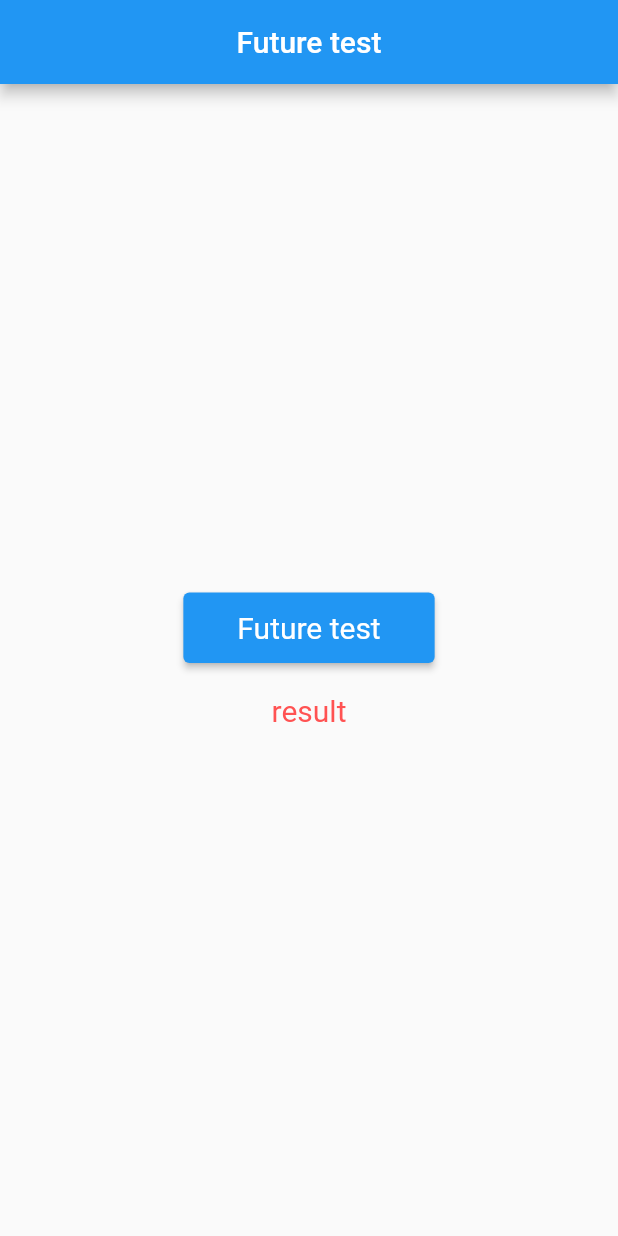
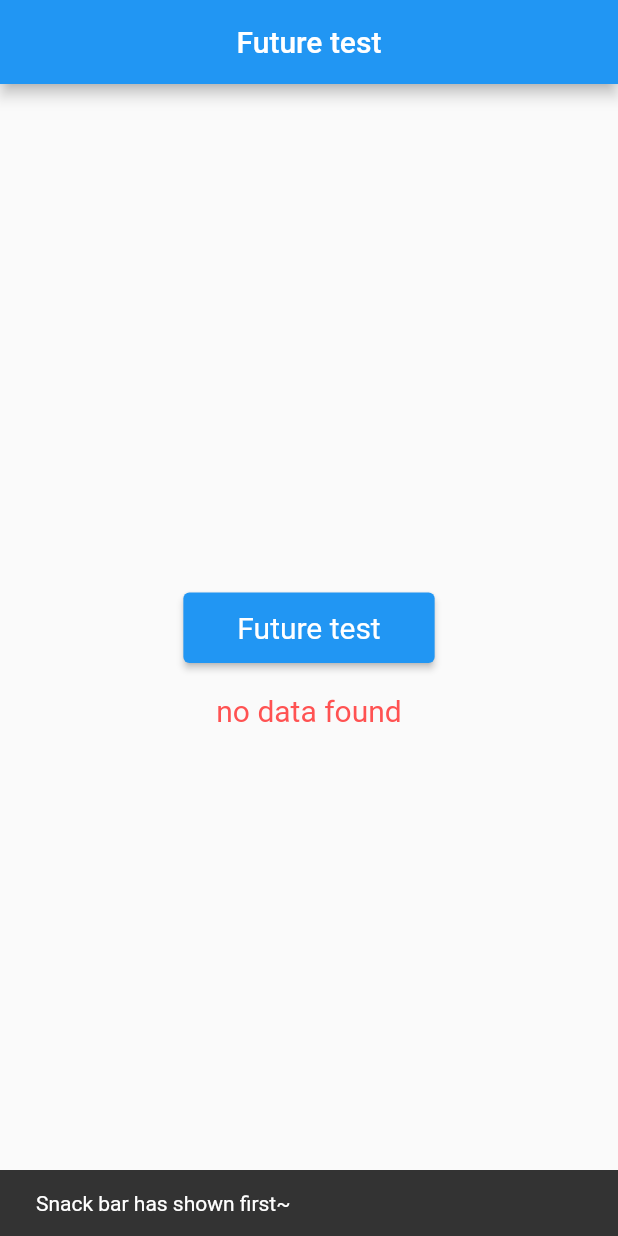
Before and after one commit to gandalgom/chef-future-lotto, a Flutter app: the screen it shows after launch, after a tap on "Future test", on a phone screen of 412 x 824 dp. Run offline on Flutter 3.47's test engine with Material 2 defaults, Android fonts, the phone set to English and light mode, and no system bars.

```diff
--- a/lib/main.dart
+++ b/lib/main.dart
@@ -26,6 +26,9 @@ class MyHome extends StatefulWidget {
 }
 
 class _MyHomeState extends State<MyHome> {
+
+  String result = 'no data found';
+
   @override
   Widget build(BuildContext context) {
     return Scaffold(
@@ -40,7 +43,7 @@ class _MyHomeState extends State<MyHome> {
             mainAxisAlignment: MainAxisAlignment.center,
             children: [
               ElevatedButton(
-                onPressed: () {},
+                onPressed: () => futureTest(context),
                 style: ElevatedButton.styleFrom(
                   padding: const EdgeInsets.fromLTRB(36.0, 12.0, 36.0, 12.0),
                   textStyle: const TextStyle(fontSize: 20.0),
@@ -48,8 +51,9 @@ class _MyHomeState extends State<MyHome> {
                 child: const Text('Future test'),
               ),
               const SizedBox(height: 20.0),
-              const Text('result',
-                style: TextStyle(fontSize: 20.0, color: Colors.redAccent),
+              Text(
+                result,
+                style: const TextStyle(fontSize: 20.0, color: Colors.redAccent),
               ),
             ],
           ),
@@ -57,4 +61,16 @@ class _MyHomeState extends State<MyHome> {
       ),
     );
   }
+
+  void futureTest(BuildContext context) {
+    Future.delayed(const Duration(seconds: 3))
+      .then((value) => setState(() => result = 'The data is fetched'));
+
+    ScaffoldMessenger.of(context).showSnackBar(
+      const SnackBar(
+        content: Text('Snack bar has shown first~'),
+        duration: Duration(seconds: 1),
+      )
+    );
+  }
 }
```
